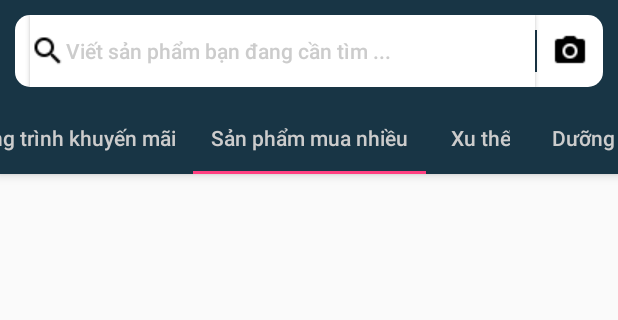
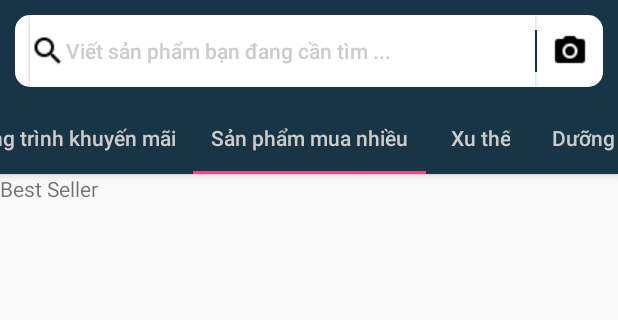
Before and after one commit to quocthangit247/xukashop, an Android app: the fragment FragmentDuongDa placed in its activity, tab 2 chosen, on a phone screen of 412 x 824 dp, the part 84-404 px from its top. Run offline under Robolectric (Android 15) with nearby library versions, the phone set to English and light mode, and no system bars.

Commit message:
v17.0 - updated

```diff
--- a/app/build.gradle
+++ b/app/build.gradle
@@ -16,6 +16,7 @@ android {
             proguardFiles getDefaultProguardFile('proguard-android.txt'), 'proguard-rules.pro'
         }
     }
+    buildToolsVersion '27.0.3'
 }
 
 dependencies {
--- a/app/src/main/java/com/rainbow007/xukashop/CustomAdapter/ViewPagerAdapterDangNhap.java
+++ b/app/src/main/java/com/rainbow007/xukashop/CustomAdapter/ViewPagerAdapterDangNhap.java
@@ -3,9 +3,12 @@ package com.rainbow007.xukashop.CustomAdapter;
 import android.support.v4.app.Fragment;
 import android.support.v4.app.FragmentManager;
 import android.support.v4.app.FragmentPagerAdapter;
+import android.util.Log;
 
 import com.rainbow007.xukashop.View.DangNhap.Fragment.FragmentDangKi;
 import com.rainbow007.xukashop.View.DangNhap.Fragment.FragmentDangNhap;
+import static android.content.ContentValues.TAG;
+
 
 public class ViewPagerAdapterDangNhap extends FragmentPagerAdapter {
 
@@ -18,6 +21,7 @@ public class ViewPagerAdapterDangNhap extends FragmentPagerAdapter {
 
         switch (position) {
             case 0:
+                Log.d(TAG, "getItem: ");
                 FragmentDangNhap fragmentDangNhap = new FragmentDangNhap();
                 return fragmentDangNhap;
             case 1:
--- a/app/src/main/res/layout/layout_bestseller.xml
+++ b/app/src/main/res/layout/layout_bestseller.xml
@@ -1,10 +1,11 @@
 <?xml version="1.0" encoding="utf-8"?>
-<RelativeLayout xmlns:android="http://schemas.android.com/apk/res/android"
+<LinearLayout xmlns:android="http://schemas.android.com/apk/res/android"
     android:layout_width="match_parent"
-    android:layout_height="match_parent">
+    android:layout_height="match_parent"
+    android:orientation="vertical">
 
     <TextView
         android:layout_width="wrap_content"
         android:layout_height="wrap_content"
         android:text="Best Seller" />
-</RelativeLayout>
+</LinearLayout>
--- a/app/src/main/res/layout/layout_dangnhap.xml
+++ b/app/src/main/res/layout/layout_dangnhap.xml
@@ -3,7 +3,7 @@
     xmlns:app="http://schemas.android.com/apk/res-auto"
     android:layout_width="match_parent"
     android:layout_height="match_parent"
-    android:orientation="horizontal">
+    android:orientation="vertical">
 
 
     <android.support.design.widget.AppBarLayout
--- a/app/src/main/res/layout/layout_duongda.xml
+++ b/app/src/main/res/layout/layout_duongda.xml
@@ -1,10 +1,11 @@
 <?xml version="1.0" encoding="utf-8"?>
-<RelativeLayout xmlns:android="http://schemas.android.com/apk/res/android"
+<LinearLayout xmlns:android="http://schemas.android.com/apk/res/android"
     android:layout_width="match_parent"
+    android:orientation="vertical"
     android:layout_height="match_parent">
 
     <TextView
         android:layout_width="wrap_content"
         android:layout_height="wrap_content"
         android:text="Dưỡng da" />
-</RelativeLayout>
+</LinearLayout>
--- a/app/src/main/res/layout/layout_fragment_dangnhap.xml
+++ b/app/src/main/res/layout/layout_fragment_dangnhap.xml
@@ -32,7 +32,7 @@
         android:layout_height="wrap_content"
         android:layout_gravity="right"
         android:layout_margin="15dp"
-        android:text="quên mật khẩu ?"
+        android:text="Quên mật khẩu ?"
         android:textColor="@color/colorPrimary" />
 
     <Button
--- a/app/src/main/res/layout/layout_nuochoa.xml
+++ b/app/src/main/res/layout/layout_nuochoa.xml
@@ -1,10 +1,11 @@
 <?xml version="1.0" encoding="utf-8"?>
-<RelativeLayout xmlns:android="http://schemas.android.com/apk/res/android"
+<LinearLayout xmlns:android="http://schemas.android.com/apk/res/android"
     android:layout_width="match_parent"
+    android:orientation="vertical"
     android:layout_height="match_parent">
 
     <TextView
         android:layout_width="wrap_content"
         android:layout_height="wrap_content"
         android:text="Nước hoa" />
-</RelativeLayout>
+</LinearLayout>
--- a/app/src/main/res/layout/layout_trending.xml
+++ b/app/src/main/res/layout/layout_trending.xml
@@ -1,10 +1,10 @@
 <?xml version="1.0" encoding="utf-8"?>
-<RelativeLayout xmlns:android="http://schemas.android.com/apk/res/android"
-    android:layout_width="match_parent"
+<LinearLayout xmlns:android="http://schemas.android.com/apk/res/android"
+    android:layout_width="match_parent" android:orientation="vertical"
     android:layout_height="match_parent">
 
     <TextView
         android:layout_width="wrap_content"
         android:layout_height="wrap_content"
         android:text="Xu thế" />
-</RelativeLayout>
+</LinearLayout>
--- a/app/src/main/res/layout/trangchu_layout.xml
+++ b/app/src/main/res/layout/trangchu_layout.xml
@@ -13,12 +13,13 @@
         <LinearLayout
             android:layout_width="match_parent"
             android:layout_height="match_parent"
-            android:orientation="horizontal">
+            android:orientation="vertical">
 
             <android.support.design.widget.AppBarLayout
                 android:layout_width="match_parent"
                 android:layout_height="wrap_content"
-                android:background="@color/bgToolbar">
+                android:background="@color/bgToolbar"
+                android:orientation="vertical">
 
                 <LinearLayout
                     android:layout_width="match_parent"
--- a/build.gradle
+++ b/build.gradle
@@ -7,7 +7,7 @@ buildscript {
         jcenter()
     }
     dependencies {
-        classpath 'com.android.tools.build:gradle:3.1.0'
+        classpath 'com.android.tools.build:gradle:3.1.1'
 
 
         // NOTE: Do not place your application dependencies here; they belong
```
Also changed, not shown: app/src/main/java/com/rainbow007/xukashop/View/DangNhap/Fragment/FragmentDangNhap.java (+5 -3 lines), app/src/main/res/layout/layout_phukien.xml (+4 -3 lines), app/src/main/res/layout/layout_thuonghieu.xml (+4 -3 lines), 668 other files.
